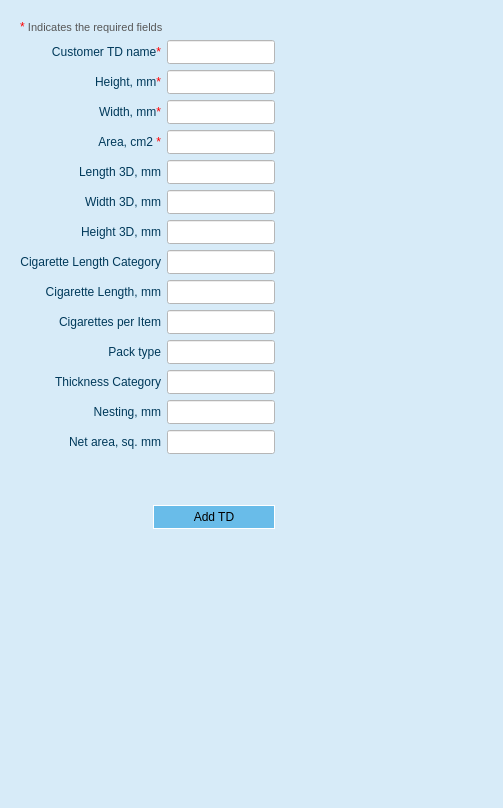
The window that gui/add_td.ui (Dant-di/Calculators) describes before a commit, drawn with Qt 5.
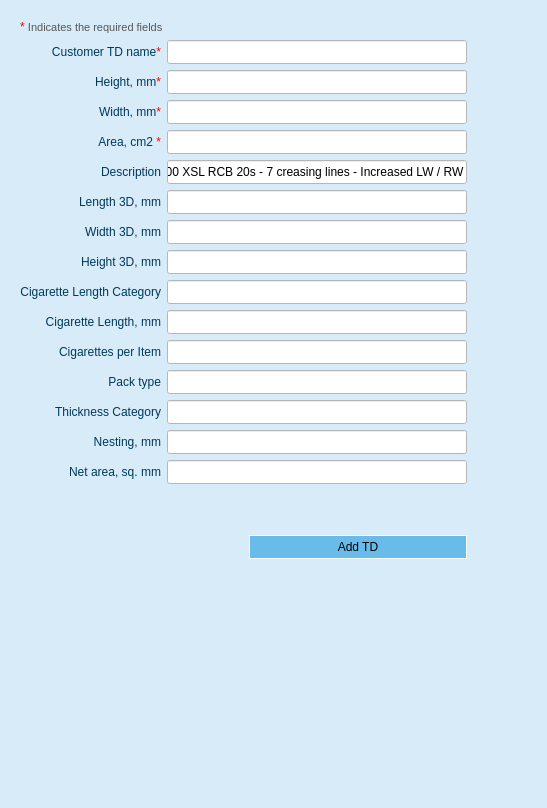
The same window after the commit.

Patch:
```diff
--- a/gui/add_td.ui
+++ b/gui/add_td.ui
@@ -6,7 +6,7 @@
    <rect>
     <x>0</x>
     <y>0</y>
-    <width>503</width>
+    <width>547</width>
     <height>808</height>
    </rect>
   </property>
@@ -24,7 +24,7 @@
     <rect>
      <x>10</x>
      <y>10</y>
-     <width>471</width>
+     <width>536</width>
      <height>651</height>
     </rect>
    </property>
@@ -83,14 +83,14 @@
         <item>
          <widget class="QLineEdit" name="td_name_input">
           <property name="sizePolicy">
-           <sizepolicy hsizetype="Fixed" vsizetype="Minimum">
+           <sizepolicy hsizetype="Minimum" vsizetype="Minimum">
             <horstretch>0</horstretch>
             <verstretch>0</verstretch>
            </sizepolicy>
           </property>
           <property name="minimumSize">
            <size>
-            <width>0</width>
+            <width>300</width>
             <height>24</height>
            </size>
           </property>
@@ -134,14 +134,14 @@
         <item>
          <widget class="QLineEdit" name="height_input">
           <property name="sizePolicy">
-           <sizepolicy hsizetype="Fixed" vsizetype="Minimum">
+           <sizepolicy hsizetype="Minimum" vsizetype="Minimum">
             <horstretch>0</horstretch>
             <verstretch>0</verstretch>
            </sizepolicy>
           </property>
           <property name="minimumSize">
            <size>
-            <width>0</width>
+            <width>300</width>
             <height>24</height>
            </size>
           </property>
@@ -185,14 +185,14 @@
         <item>
          <widget class="QLineEdit" name="width_input">
           <property name="sizePolicy">
-           <sizepolicy hsizetype="Fixed" vsizetype="Minimum">
+           <sizepolicy hsizetype="Minimum" vsizetype="Minimum">
             <horstretch>0</horstretch>
             <verstretch>0</verstretch>
            </sizepolicy>
           </property>
           <property name="minimumSize">
            <size>
-            <width>0</width>
+            <width>300</width>
             <height>24</height>
            </size>
           </property>
@@ -236,14 +236,14 @@
         <item>
          <widget class="QLineEdit" name="area_input">
           <property name="sizePolicy">
-           <sizepolicy hsizetype="Fixed" vsizetype="Minimum">
+           <sizepolicy hsizetype="Minimum" vsizetype="Minimum">
             <horstretch>0</horstretch>
             <verstretch>0</verstretch>
            </sizepolicy>
           </property>
           <property name="minimumSize">
            <size>
-            <width>0</width>
+            <width>300</width>
             <height>24</height>
            </size>
           </property>
@@ -257,6 +257,57 @@
         </item>
        </layout>
       </item>
+      <item>
+       <layout class="QHBoxLayout" name="horizontalLayout_11">
+        <item>
+         <widget class="QLabel" name="td_name_label_2">
+          <property name="sizePolicy">
+           <sizepolicy hsizetype="Preferred" vsizetype="Minimum">
+            <horstretch>0</horstretch>
+            <verstretch>0</verstretch>
+           </sizepolicy>
+          </property>
+          <property name="minimumSize">
+           <size>
+            <width>0</width>
+            <height>24</height>
+           </size>
+          </property>
+          <property name="styleSheet">
+           <string notr="true">font: 10pt &quot;Segoe UI&quot;; color: rgb(0, 57, 90)</string>
+          </property>
+          <property name="text">
+           <string>&lt;html&gt;&lt;head/&gt;&lt;body&gt;&lt;p&gt;Description&lt;/p&gt;&lt;/body&gt;&lt;/html&gt;</string>
+          </property>
+          <property name="alignment">
+           <set>Qt::AlignRight|Qt::AlignTrailing|Qt::AlignVCenter</set>
+          </property>
+         </widget>
+        </item>
+        <item>
+         <widget class="QLineEdit" name="td_name_input_2">
+          <property name="sizePolicy">
+           <sizepolicy hsizetype="Minimum" vsizetype="Minimum">
+            <horstretch>0</horstretch>
+            <verstretch>0</verstretch>
+           </sizepolicy>
+          </property>
+          <property name="minimumSize">
+           <size>
+            <width>300</width>
+            <height>24</height>
+           </size>
+          </property>
+          <property name="styleSheet">
+           <string notr="true">background-color: rgb(255, 255, 255);</string>
+          </property>
+          <property name="text">
+           <string>100 XSL RCB 20s - 7 creasing lines - Increased LW / RW</string>
+          </property>
+         </widget>
+        </item>
+       </layout>
+      </item>
       <item>
        <layout class="QHBoxLayout" name="horizontalLayout_8">
         <item>
@@ -287,14 +338,14 @@
         <item>
          <widget class="QLineEdit" name="length_3d_input">
           <property name="sizePolicy">
-           <sizepolicy hsizetype="Fixed" vsizetype="Minimum">
+           <sizepolicy hsizetype="Minimum" vsizetype="Minimum">
             <horstretch>0</horstretch>
             <verstretch>0</verstretch>
            </sizepolicy>
           </property>
           <property name="minimumSize">
            <size>
-            <width>0</width>
+            <width>300</width>
             <height>24</height>
            </size>
           </property>
@@ -338,14 +389,14 @@
         <item>
          <widget class="QLineEdit" name="width_3d_input">
           <property name="sizePolicy">
-           <sizepolicy hsizetype="Fixed" vsizetype="Minimum">
+           <sizepolicy hsizetype="Minimum" vsizetype="Minimum">
             <horstretch>0</horstretch>
             <verstretch>0</verstretch>
            </sizepolicy>
           </property>
           <property name="minimumSize">
            <size>
-            <width>0</width>
+            <width>300</width>
             <height>24</height>
            </size>
           </property>
@@ -389,14 +440,14 @@
         <item>
          <widget class="QLineEdit" name="height_3d_input">
           <property name="sizePolicy">
-           <sizepolicy hsizetype="Fixed" vsizetype="Minimum">
+           <sizepolicy hsizetype="Minimum" vsizetype="Minimum">
             <horstretch>0</horstretch>
             <verstretch>0</verstretch>
            </sizepolicy>
           </property>
           <property name="minimumSize">
            <size>
-            <width>0</width>
+            <width>300</width>
             <height>24</height>
            </size>
           </property>
@@ -440,14 +491,14 @@
         <item>
          <widget class="QLineEdit" name="cig_length_cat_input">
           <property name="sizePolicy">
-           <sizepolicy hsizetype="Fixed" vsizetype="Minimum">
+           <sizepolicy hsizetype="Minimum" vsizetype="Minimum">
             <horstretch>0</horstretch>
             <verstretch>0</verstretch>
            </sizepolicy>
           </property>
           <property name="minimumSize">
            <size>
-            <width>0</width>
+            <width>300</width>
             <height>24</height>
            </size>
           </property>
@@ -491,14 +542,14 @@
         <item>
          <widget class="QLineEdit" name="cig_length_input">
           <property name="sizePolicy">
-           <sizepolicy hsizetype="Fixed" vsizetype="Minimum">
+           <sizepolicy hsizetype="Minimum" vsizetype="Minimum">
             <horstretch>0</horstretch>
             <verstretch>0</verstretch>
            </sizepolicy>
           </property>
           <property name="minimumSize">
            <size>
-            <width>0</width>
+            <width>300</width>
             <height>24</height>
            </size>
           </property>
@@ -542,14 +593,14 @@
         <item>
          <widget class="QLineEdit" name="cig_per_item_input">
           <property name="sizePolicy">
-           <sizepolicy hsizetype="Fixed" vsizetype="Minimum">
+           <sizepolicy hsizetype="Minimum" vsizetype="Minimum">
             <horstretch>0</horstretch>
             <verstretch>0</verstretch>
            </sizepolicy>
           </property>
           <property name="minimumSize">
            <size>
-            <width>0</width>
+            <width>300</width>
             <height>24</height>
            </size>
           </property>
@@ -593,14 +644,14 @@
         <item>
          <widget class="QLineEdit" name="pack_type_input">
           <property name="sizePolicy">
-           <sizepolicy hsizetype="Fixed" vsizetype="Minimum">
+           <sizepolicy hsizetype="Minimum" vsizetype="Minimum">
             <horstretch>0</horstretch>
             <verstretch>0</verstretch>
            </sizepolicy>
           </property>
           <property name="minimumSize">
            <size>
-            <width>0</width>
+            <width>300</width>
             <height>24</height>
            </size>
           </property>
@@ -644,14 +695,14 @@
         <item>
          <widget class="QLineEdit" name="thick_cat_input">
           <property name="sizePolicy">
-           <sizepolicy hsizetype="Fixed" vsizetype="Minimum">
+           <sizepolicy hsizetype="Minimum" vsizetype="Minimum">
             <horstretch>0</horstretch>
             <verstretch>0</verstretch>
            </sizepolicy>
           </property>
           <property name="minimumSize">
            <size>
-            <width>0</width>
+            <width>300</width>
             <height>24</height>
            </size>
           </property>
@@ -698,14 +749,14 @@
         <item>
          <widget class="QLineEdit" name="nesting_input">
           <property name="sizePolicy">
-           <sizepolicy hsizetype="Fixed" vsizetype="Minimum">
+           <sizepolicy hsizetype="Minimum" vsizetype="Minimum">
             <horstretch>0</horstretch>
             <verstretch>0</verstretch>
            </sizepolicy>
           </property>
           <property name="minimumSize">
            <size>
-            <width>0</width>
+            <width>300</width>
             <height>24</height>
            </size>
           </property>
@@ -755,14 +806,14 @@
            <bool>false</bool>
           </property>
           <property name="sizePolicy">
-           <sizepolicy hsizetype="Fixed" vsizetype="Minimum">
+           <sizepolicy hsizetype="Minimum" vsizetype="Minimum">
             <horstretch>0</horstretch>
             <verstretch>0</verstretch>
            </sizepolicy>
           </property>
           <property name="minimumSize">
            <size>
-            <width>0</width>
+            <width>300</width>
             <height>24</height>
            </size>
           </property>
```
